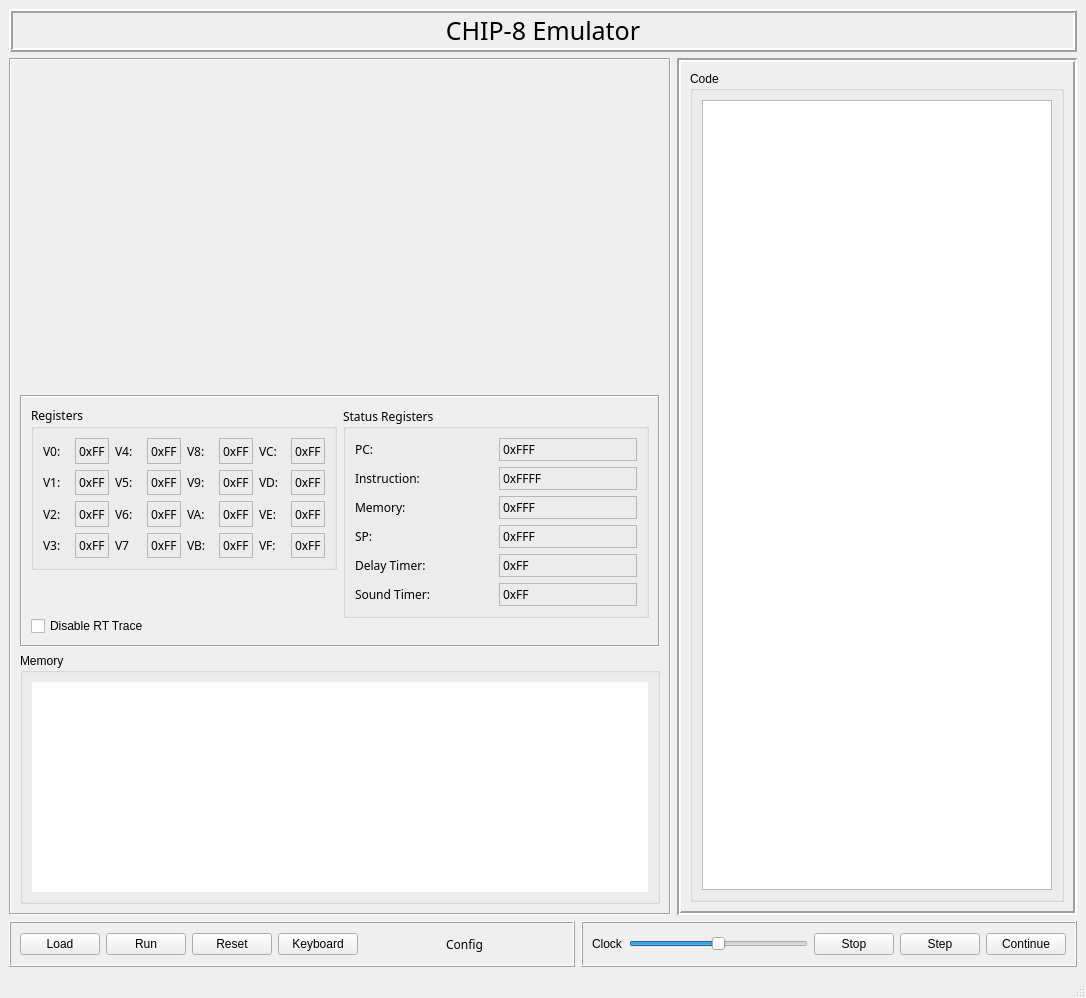
Old version of the form src/gui/ui/mainwindow.ui in the repository 42wonko/chip8.
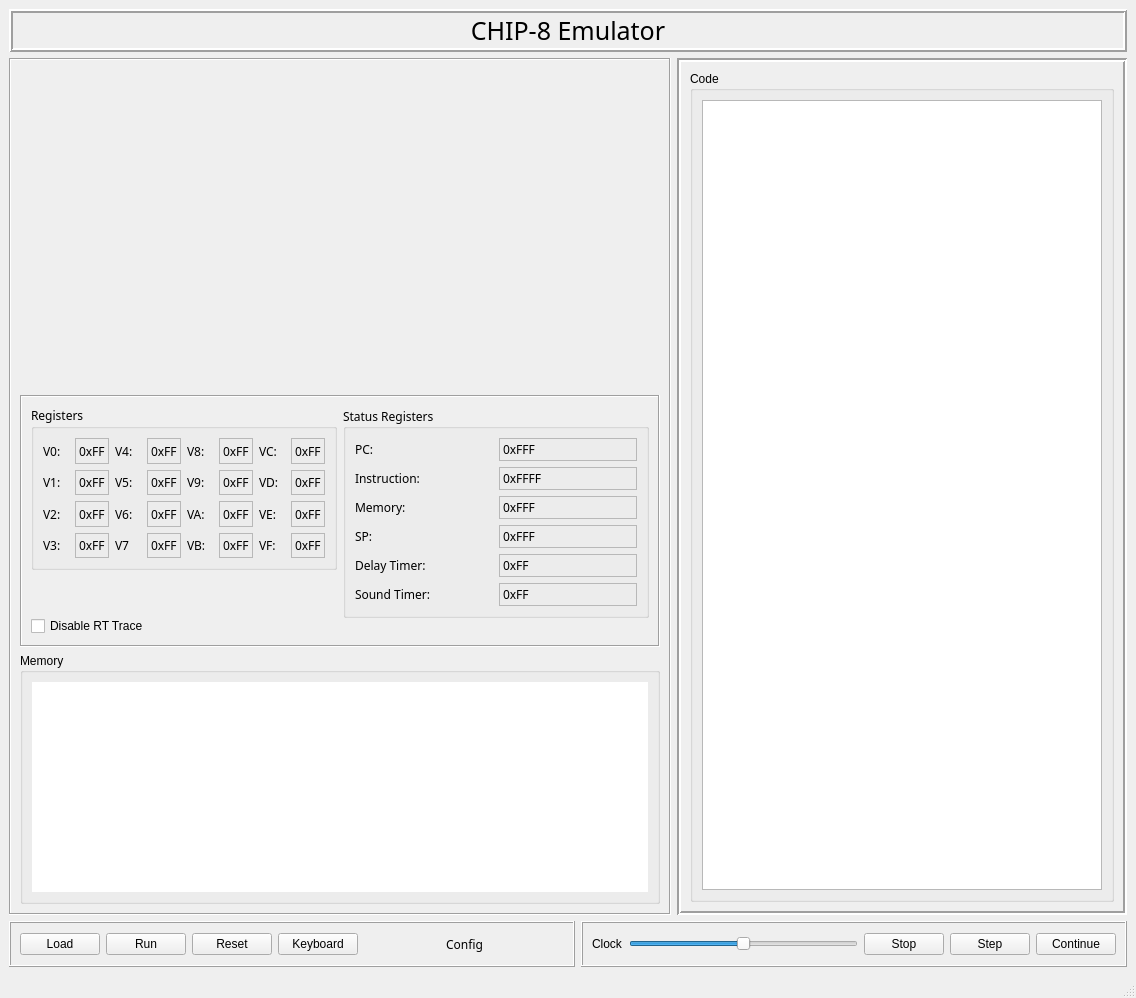
New version of the form. Custom widgets are drawn as their Qt base class.

Diff of the .ui file:
```diff
--- a/src/gui/ui/mainwindow.ui
+++ b/src/gui/ui/mainwindow.ui
@@ -777,7 +777,7 @@
         </property>
         <property name="minimumSize">
          <size>
-          <width>400</width>
+          <width>450</width>
           <height>0</height>
          </size>
         </property>
```
